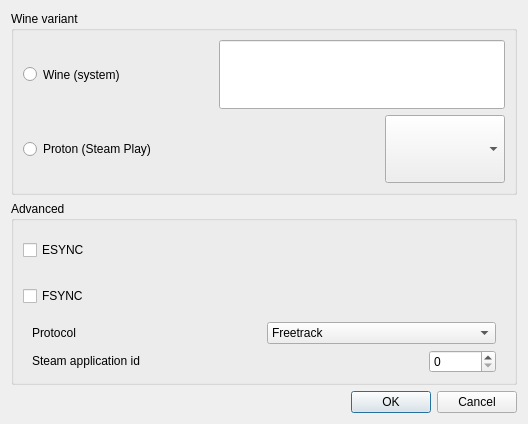
The window that proto-wine/ftnoir_winecontrols.ui (opentrack/opentrack) describes before a commit, drawn with Qt 5.
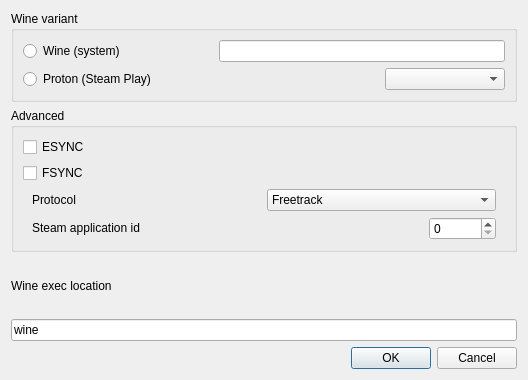
The same window after the commit. Icons and pictures are not drawn.

Commit message: Added functionality to choose the wine executable

The edit to the form file:
```diff
--- a/proto-wine/ftnoir_winecontrols.ui
+++ b/proto-wine/ftnoir_winecontrols.ui
@@ -10,7 +10,7 @@
     <x>0</x>
     <y>0</y>
     <width>528</width>
-    <height>424</height>
+    <height>380</height>
    </rect>
   </property>
   <property name="windowTitle">
@@ -238,6 +238,20 @@
      </layout>
     </widget>
    </item>
+   <item>
+    <widget class="QLabel" name="label_3">
+     <property name="text">
+      <string>Wine exec location</string>
+     </property>
+    </widget>
+   </item>
+   <item>
+    <widget class="QLineEdit" name="wine_exec_location">
+     <property name="text">
+      <string>wine</string>
+     </property>
+    </widget>
+   </item>
    <item>
     <widget class="QDialogButtonBox" name="buttonBox">
      <property name="sizePolicy">
```
Left out of the diff: 32 changed lines with no effect on the pictures. The commit also changes 7 other files.
